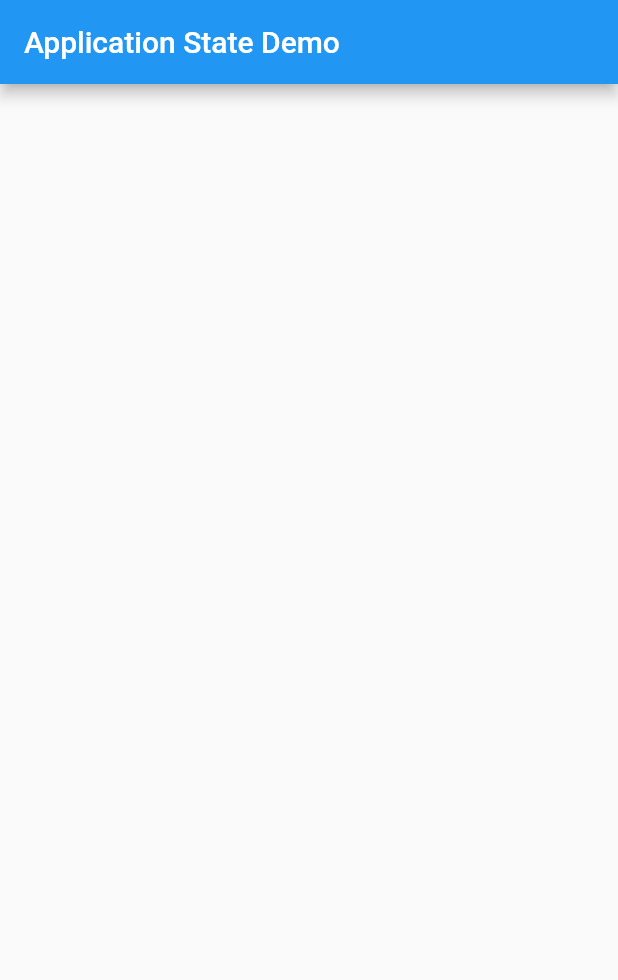
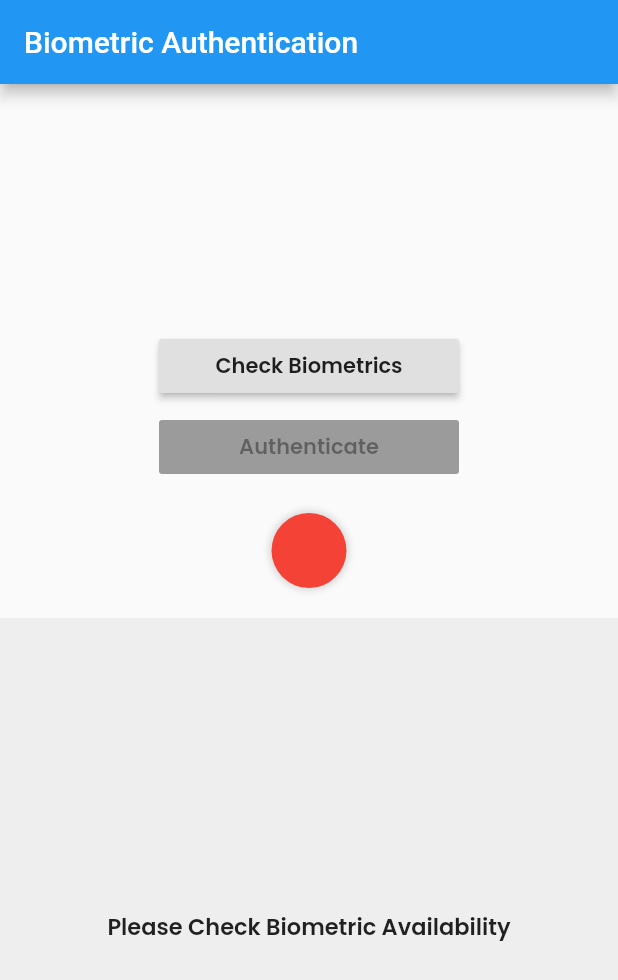
Before and after one commit to ariqhikari/flutter_dasar, a Flutter app: the screen it shows after launch, on a phone screen of 412 x 824 dp. Shown: the top 980 px of the screen. Run offline on Flutter 3.47's test engine with Material 2 defaults, Android fonts, the phone set to English and light mode, and no system bars; our stand-ins replace google_fonts, local_auth; project files that could hold a hidden picture were left out.

Commit message:
FLUTTER 84. Biometric Authentication

```diff
--- a/lib/main.dart
+++ b/lib/main.dart
@@ -1,4 +1,6 @@
 import 'package:flutter/material.dart';
+import 'package:google_fonts/google_fonts.dart';
+import 'package:local_auth/local_auth.dart';
 
 void main() => runApp(MyApp());
 
@@ -17,39 +19,98 @@ class MainPage extends StatefulWidget {
   _MainPageState createState() => _MainPageState();
 }
 
-class _MainPageState extends State<MainPage> with WidgetsBindingObserver {
-  @override
-  void initState() {
-    super.initState();
-    WidgetsBinding.instance.addObserver(this);
-  }
-
-  @override
-  void dispose() {
-    WidgetsBinding.instance.removeObserver(this);
-    super.dispose();
-  }
-
-  @override
-  void didChangeAppLifecycleState(AppLifecycleState state) {
-    super.didChangeAppLifecycleState(state);
-
-    if (state == AppLifecycleState.inactive) {
-      print("====> INACTIVE <====");
-    } else if (state == AppLifecycleState.paused) {
-      print("====> PAUSED <====");
-    } else if (state == AppLifecycleState.resumed) {
-      print("====> RESUMED <====");
-    } else if (state == AppLifecycleState.detached) {
-      print("====> DETACHED <====");
-    }
-  }
+class _MainPageState extends State<MainPage> {
+  bool isAvailable = false;
+  bool isAuthenticated = false;
+  String text = "Please Check Biometric Availability";
+  LocalAuthentication localAuthentication = LocalAuthentication();
 
   @override
   Widget build(BuildContext context) {
     return Scaffold(
-      appBar: AppBar(title: Text("Application State Demo")),
-      body: Container(),
+      appBar: AppBar(title: Text("Biometric Authentication")),
+      body: Center(
+        child: Column(
+          mainAxisAlignment: MainAxisAlignment.end,
+          children: <Widget>[
+            Container(
+              width: 200,
+              margin: EdgeInsets.only(bottom: 6),
+              child: RaisedButton(
+                child: Text(
+                  "Check Biometrics",
+                  style: GoogleFonts.poppins(
+                    fontWeight: FontWeight.w600,
+                  ),
+                ),
+                onPressed: () async {
+                  isAvailable = await localAuthentication.canCheckBiometrics;
+                  if (isAvailable) {
+                    List<BiometricType> types =
+                        await localAuthentication.getAvailableBiometrics();
+                    text = "Biometrics Available:";
+                    for (var item in types) {
+                      text += "\n- $item";
+                    }
+                  }
+                  setState(() {});
+                },
+              ),
+            ),
+            Container(
+              width: 200,
+              child: RaisedButton(
+                child: Text(
+                  "Authenticate",
+                  style: GoogleFonts.poppins(
+                    fontWeight: FontWeight.w600,
+                  ),
+                ),
+                onPressed: (isAvailable)
+                    ? () async {
+                        isAuthenticated = await localAuthentication
+                            .authenticateWithBiometrics(
+                                localizedReason: "Please Authenticate",
+                                stickyAuth: true,
+                                useErrorDialogs: true);
+                        setState(() {});
+                      }
+                    : null,
+              ),
+            ),
+            Container(
+              width: 50,
+              height: 50,
+              margin: EdgeInsets.all(20),
+              decoration: BoxDecoration(
+                shape: BoxShape.circle,
+                color: (isAuthenticated) ? Colors.green : Colors.red,
+                boxShadow: [
+                  BoxShadow(
+                    color: Colors.black12,
+                    blurRadius: 3,
+                    spreadRadius: 2,
+                  ),
+                ],
+              ),
+            ),
+            Container(
+              width: double.infinity,
+              height: MediaQuery.of(context).size.height / 2,
+              color: Colors.grey[200],
+              child: Center(
+                child: Text(
+                  text,
+                  style: GoogleFonts.poppins(
+                    fontWeight: FontWeight.w600,
+                    fontSize: 15,
+                  ),
+                ),
+              ),
+            ),
+          ],
+        ),
+      ),
     );
   }
 }
```
Also changed, not shown: pubspec.yaml (+8 -6 lines), pubspec.lock, 4 other files.
